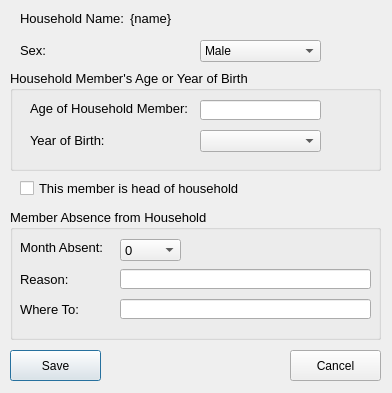
Before: the Qt Designer form open-ihm/gui/designs/ui_household_addmember.ui in snim2mirror/openihm, drawn with Qt 5.
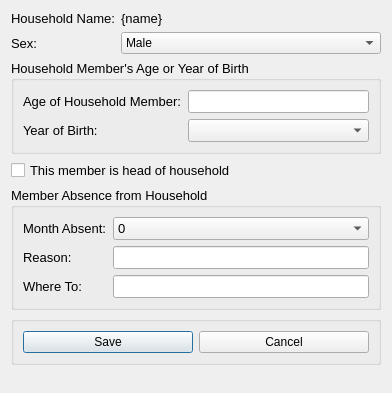
After: the same form once the commit is applied.

Commit message: Added layout manager to most dialogs. One report and all tabbed dialogs still to go.

What changed in the file:
```diff
--- a/open-ihm/gui/designs/ui_household_addmember.ui
+++ b/open-ihm/gui/designs/ui_household_addmember.ui
@@ -16,46 +16,21 @@
   <property name="windowTitle">
    <string>Add Household Member</string>
   </property>
-  <widget class="QCheckBox" name="chkHeadHousehold">
-   <property name="geometry">
-    <rect>
-     <x>20</x>
-     <y>180</y>
-     <width>231</width>
-     <height>17</height>
-    </rect>
-   </property>
+  <layout class="QFormLayout" name="formLayout_3">
+   <item row="0" column="0">
+    <widget class="QLabel" name="label">
    <property name="font">
     <font>
      <pointsize>10</pointsize>
     </font>
    </property>
    <property name="text">
-    <string>This member is head of household</string>
-   </property>
-  </widget>
-  <widget class="QPushButton" name="cmdSave">
-   <property name="geometry">
-    <rect>
-     <x>10</x>
-     <y>350</y>
-     <width>91</width>
-     <height>31</height>
-    </rect>
-   </property>
-   <property name="text">
-    <string>Save</string>
-   </property>
-  </widget>
+      <string>Household Name:</string>
+     </property>
+    </widget>
+   </item>
+   <item row="0" column="1">
   <widget class="QLabel" name="lblHouseholdName">
-   <property name="geometry">
-    <rect>
-     <x>130</x>
-     <y>10</y>
-     <width>251</width>
-     <height>16</height>
-    </rect>
-   </property>
    <property name="sizePolicy">
     <sizepolicy hsizetype="Expanding" vsizetype="Preferred">
      <horstretch>0</horstretch>
@@ -71,33 +46,21 @@
     <string>{name}</string>
    </property>
   </widget>
-  <widget class="QLabel" name="label">
-   <property name="geometry">
-    <rect>
-     <x>20</x>
-     <y>10</y>
-     <width>111</width>
-     <height>16</height>
-    </rect>
-   </property>
+   </item>
+   <item row="1" column="0">
+    <widget class="QLabel" name="label_4">
    <property name="font">
     <font>
      <pointsize>10</pointsize>
     </font>
    </property>
    <property name="text">
-    <string>Household Name:</string>
-   </property>
-  </widget>
+      <string>Sex:</string>
+     </property>
+    </widget>
+   </item>
+   <item row="1" column="1">
   <widget class="QComboBox" name="cboSex">
-   <property name="geometry">
-    <rect>
-     <x>200</x>
-     <y>40</y>
-     <width>121</width>
-     <height>22</height>
-    </rect>
-   </property>
    <item>
     <property name="text">
      <string>Male</string>
@@ -109,46 +72,9 @@
     </property>
    </item>
   </widget>
-  <widget class="QLabel" name="label_4">
-   <property name="geometry">
-    <rect>
-     <x>20</x>
-     <y>40</y>
-     <width>31</width>
-     <height>21</height>
-    </rect>
-   </property>
-   <property name="font">
-    <font>
-     <pointsize>10</pointsize>
-    </font>
-   </property>
-   <property name="text">
-    <string>Sex:</string>
-   </property>
-  </widget>
-  <widget class="QPushButton" name="cmdCancel">
-   <property name="geometry">
-    <rect>
-     <x>290</x>
-     <y>350</y>
-     <width>91</width>
-     <height>31</height>
-    </rect>
-   </property>
-   <property name="text">
-    <string>Cancel</string>
-   </property>
-  </widget>
+   </item>
+   <item row="2" column="0" colspan="2">
   <widget class="QGroupBox" name="groupBox">
-   <property name="geometry">
-    <rect>
-     <x>10</x>
-     <y>70</y>
-     <width>371</width>
-     <height>101</height>
-    </rect>
-   </property>
    <property name="font">
     <font>
      <pointsize>10</pointsize>
@@ -157,43 +83,9 @@
    <property name="title">
     <string>Household Member's Age or Year of Birth</string>
    </property>
-   <widget class="QLabel" name="label_3">
-    <property name="geometry">
-     <rect>
-      <x>20</x>
-      <y>60</y>
-      <width>81</width>
-      <height>21</height>
-     </rect>
-    </property>
-    <property name="font">
-     <font>
-      <pointsize>10</pointsize>
-     </font>
-    </property>
-    <property name="text">
-     <string>Year of Birth:</string>
-    </property>
-   </widget>
-   <widget class="QComboBox" name="cmbYearOfBirth">
-    <property name="geometry">
-     <rect>
-      <x>190</x>
-      <y>60</y>
-      <width>121</width>
-      <height>22</height>
-     </rect>
-    </property>
-   </widget>
+     <layout class="QFormLayout" name="formLayout_2">
+      <item row="0" column="0">
    <widget class="QLabel" name="label_2">
-    <property name="geometry">
-     <rect>
-      <x>20</x>
-      <y>30</y>
-      <width>171</width>
-      <height>16</height>
-     </rect>
-    </property>
     <property name="font">
      <font>
       <pointsize>10</pointsize>
@@ -203,26 +95,42 @@
      <string>Age of Household Member:</string>
     </property>
    </widget>
-   <widget class="QLineEdit" name="txtAge">
-    <property name="geometry">
-     <rect>
-      <x>190</x>
-      <y>30</y>
-      <width>121</width>
-      <height>20</height>
-     </rect>
-    </property>
-   </widget>
-  </widget>
+      </item>
+      <item row="0" column="1">
+       <widget class="QLineEdit" name="txtAge"/>
+      </item>
+      <item row="1" column="0">
+       <widget class="QLabel" name="label_3">
+        <property name="font">
+         <font>
+          <pointsize>10</pointsize>
+         </font>
+        </property>
+        <property name="text">
+         <string>Year of Birth:</string>
+        </property>
+       </widget>
+      </item>
+      <item row="1" column="1">
+       <widget class="QComboBox" name="cmbYearOfBirth"/>
+      </item>
+     </layout>
+    </widget>
+   </item>
+   <item row="3" column="0" colspan="2">
+    <widget class="QCheckBox" name="chkHeadHousehold">
+     <property name="font">
+      <font>
+       <pointsize>10</pointsize>
+      </font>
+     </property>
+     <property name="text">
+      <string>This member is head of household</string>
+     </property>
+    </widget>
+   </item>
+   <item row="4" column="0" colspan="2">
   <widget class="QGroupBox" name="groupBox_2">
-   <property name="geometry">
-    <rect>
-     <x>10</x>
-     <y>209</y>
-     <width>371</width>
-     <height>131</height>
-    </rect>
-   </property>
    <property name="font">
     <font>
      <pointsize>10</pointsize>
@@ -231,15 +139,9 @@
    <property name="title">
     <string>Member Absence from Household</string>
    </property>
+     <layout class="QFormLayout" name="formLayout">
+      <item row="0" column="0">
    <widget class="QLabel" name="label_5">
-    <property name="geometry">
-     <rect>
-      <x>10</x>
-      <y>30</y>
-      <width>161</width>
-      <height>16</height>
-     </rect>
-    </property>
     <property name="font">
      <font>
       <pointsize>10</pointsize>
@@ -249,61 +151,9 @@
      <string>Month Absent:</string>
     </property>
    </widget>
-   <widget class="QLabel" name="label_6">
-    <property name="geometry">
-     <rect>
-      <x>10</x>
-      <y>60</y>
-      <width>101</width>
-      <height>21</height>
-     </rect>
-    </property>
-    <property name="text">
-     <string>Reason:</string>
-    </property>
-   </widget>
-   <widget class="QLineEdit" name="txtReason">
-    <property name="geometry">
-     <rect>
-      <x>110</x>
-      <y>60</y>
-      <width>251</width>
-      <height>20</height>
-     </rect>
-    </property>
-   </widget>
-   <widget class="QLabel" name="label_7">
-    <property name="geometry">
-     <rect>
-      <x>10</x>
-      <y>90</y>
-      <width>91</width>
-      <height>21</height>
-     </rect>
-    </property>
-    <property name="text">
-     <string>Where To:</string>
-    </property>
-   </widget>
-   <widget class="QLineEdit" name="txtWhere">
-    <property name="geometry">
-     <rect>
-      <x>110</x>
-      <y>90</y>
-      <width>251</width>
-      <height>20</height>
-     </rect>
-    </property>
-   </widget>
+      </item>
+      <item row="0" column="1">
    <widget class="QComboBox" name="cmbMonthsAbsent">
-    <property name="geometry">
-     <rect>
-      <x>110</x>
-      <y>30</y>
-      <width>61</width>
-      <height>22</height>
-     </rect>
-    </property>
     <item>
      <property name="text">
       <string>0</string>
@@ -370,7 +220,54 @@
      </property>
     </item>
    </widget>
-  </widget>
+      </item>
+      <item row="1" column="0">
+       <widget class="QLabel" name="label_6">
+        <property name="text">
+         <string>Reason:</string>
+        </property>
+       </widget>
+      </item>
+      <item row="1" column="1">
+       <widget class="QLineEdit" name="txtReason"/>
+      </item>
+      <item row="2" column="0">
+       <widget class="QLabel" name="label_7">
+        <property name="text">
+         <string>Where To:</string>
+        </property>
+       </widget>
+      </item>
+      <item row="2" column="1">
+       <widget class="QLineEdit" name="txtWhere"/>
+      </item>
+     </layout>
+    </widget>
+   </item>
+   <item row="5" column="0" colspan="2">
+    <widget class="QGroupBox" name="groupBox_3">
+     <property name="title">
+      <string/>
+     </property>
+     <layout class="QHBoxLayout" name="horizontalLayout">
+      <item>
+       <widget class="QPushButton" name="cmdSave">
+        <property name="text">
+         <string>Save</string>
+        </property>
+       </widget>
+      </item>
+      <item>
+       <widget class="QPushButton" name="cmdCancel">
+        <property name="text">
+         <string>Cancel</string>
+        </property>
+       </widget>
+      </item>
+     </layout>
+    </widget>
+   </item>
+  </layout>
  </widget>
  <tabstops>
   <tabstop>cboSex</tabstop>
```
Lines whose indentation alone changed are shown as unchanged. The commit also changes 97 other files.
